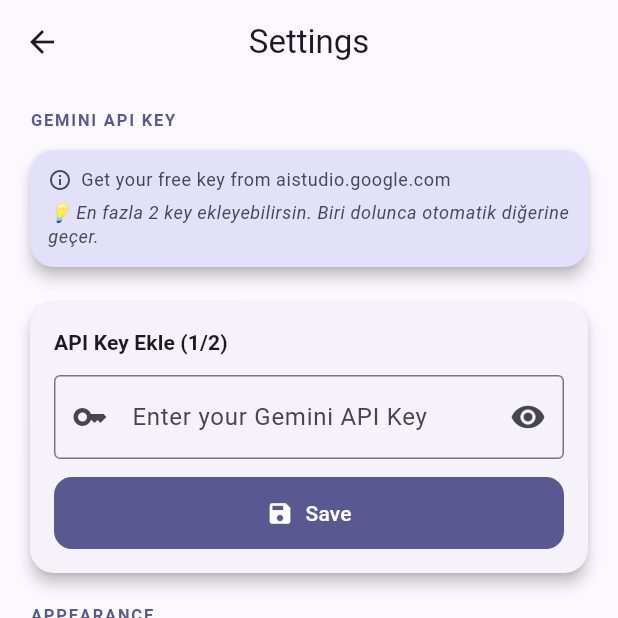
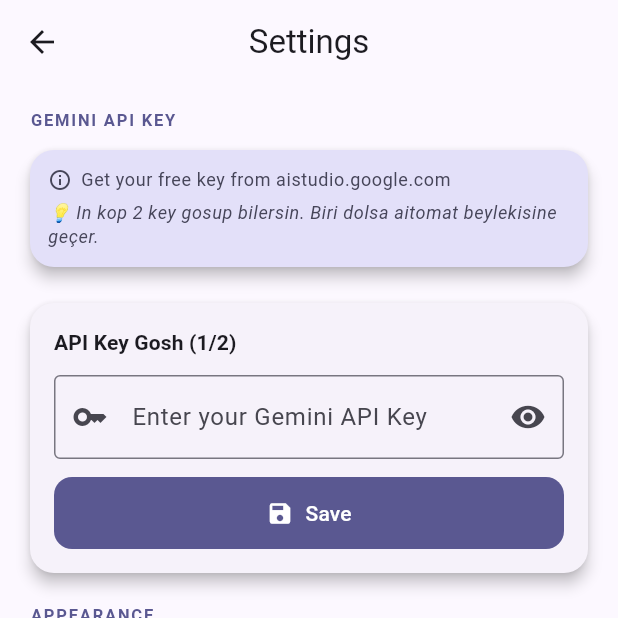
Before and after one commit to Allanur003/Handwritten-Recognition-system-Flutter, a Flutter app: the SettingsScreen screen opened by its route, on a phone screen of 412 x 824 dp, the top half of it. Run offline on Flutter 3.47's test engine with Material 3 defaults, Android fonts, the phone set to English and light mode, and no system bars; our stand-ins replace flutter_animate, google_generative_ai, image_picker, share_plus, shared_preferences; accounts and stored records are empty.

Commit message:
Update settings_screen.dart

```diff
--- a/lib/features/settings/settings_screen.dart
+++ b/lib/features/settings/settings_screen.dart
@@ -73,8 +73,8 @@
                   ),
                   const SizedBox(height: 6),
                   Text(
-                    '💡 En fazla 2 key ekleyebilirsin. '
-                    'Biri dolunca otomatik diğerine geçer.',
+                    '💡 In kop 2 key gosup bilersin. '
+                    'Biri dolsa aitomat beylekisine geçer.',
                     style: theme.textTheme.bodySmall?.copyWith(
                         color: theme.colorScheme.onSecondaryContainer,
                         fontStyle: FontStyle.italic),
@@ -114,7 +114,7 @@
                       ?.copyWith(fontFamily: 'monospace'),
                 ),
                 subtitle: Text(
-                  isActive ? '✅ Aktif' : '⏳ Beklemede',
+                  isActive ? '✅ Aktiw' : '⏳ Garasyn',
                   style: TextStyle(
                     color: isActive ? Colors.green : theme.colorScheme.outline,
                     fontWeight:
@@ -142,8 +142,8 @@
                   children: [
                     Text(
                       recProvider.apiKeys.isEmpty
-                          ? 'API Key Ekle (1/2)'
-                          : 'İkinci API Key Ekle (2/2)',
+                          ? 'API Key Gosh (1/2)'
+                          : 'İkinji API Key gosh (2/2)',
                       style: theme.textTheme.titleSmall
                           ?.copyWith(fontWeight: FontWeight.bold),
                     ),
@@ -177,7 +177,7 @@
                             ScaffoldMessenger.of(context).showSnackBar(
                               SnackBar(
                                 content: Text(
-                                    '✅ Key ${recProvider.apiKeys.length} kaydedildi!'),
+                                    '✅ Key ${recProvider.apiKeys.length} db edildi!'),
                                 behavior: SnackBarBehavior.floating,
                                 backgroundColor: Colors.green,
                                 duration: const Duration(seconds: 2),
@@ -206,7 +206,7 @@
                         color: Colors.green, size: 20),
                     const SizedBox(width: 8),
                     Text(
-                      'İki key de eklendi. Günde toplam 40 resim tanıyabilirsin.',
+                      'İki key hem gosuldy. Günde jemi 40 surat tanadyp bilersin.',
                       style: theme.textTheme.bodySmall?.copyWith(
                           fontWeight: FontWeight.bold),
                     ),
@@ -300,12 +300,12 @@
     showDialog(
       context: context,
       builder: (ctx) => AlertDialog(
-        title: const Text('Key\'i Sil'),
-        content: const Text('Bu key\'i silmek istiyor musun?'),
+        title: const Text('Key\'i Poz'),
+        content: const Text('Bu key\'i pozmak isleyarmin?'),
         actions: [
           TextButton(
             onPressed: () => Navigator.pop(ctx),
-            child: const Text('İptal'),
+            child: const Text('Goybolsun'),
           ),
           FilledButton(
             style: FilledButton.styleFrom(
@@ -314,7 +314,7 @@
               await provider.removeApiKey(index);
               if (ctx.mounted) Navigator.pop(ctx);
             },
-            child: const Text('Sil'),
+            child: const Text('Poz'),
           ),
         ],
       ),
```
